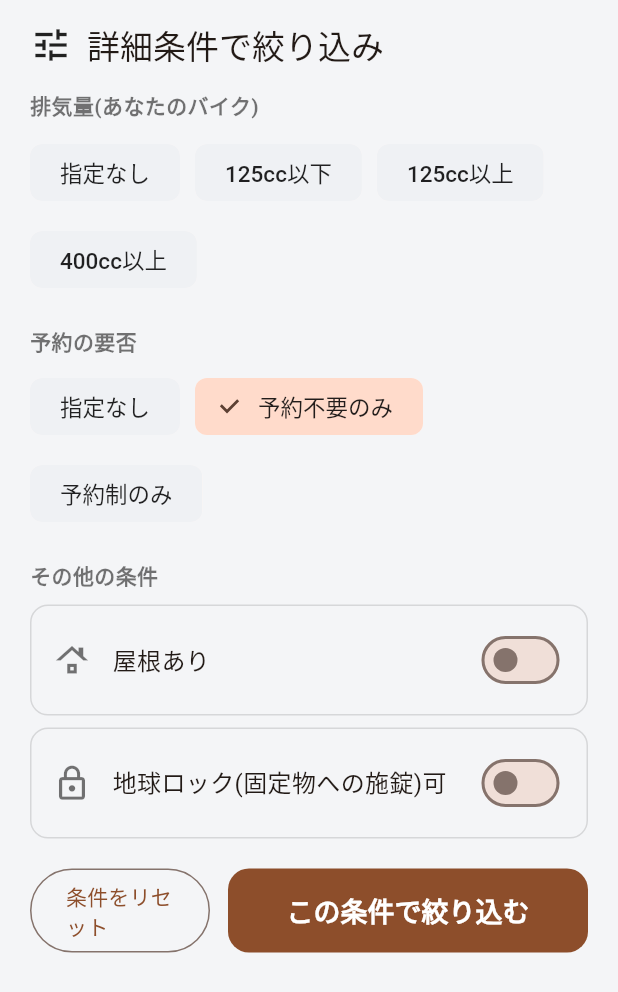
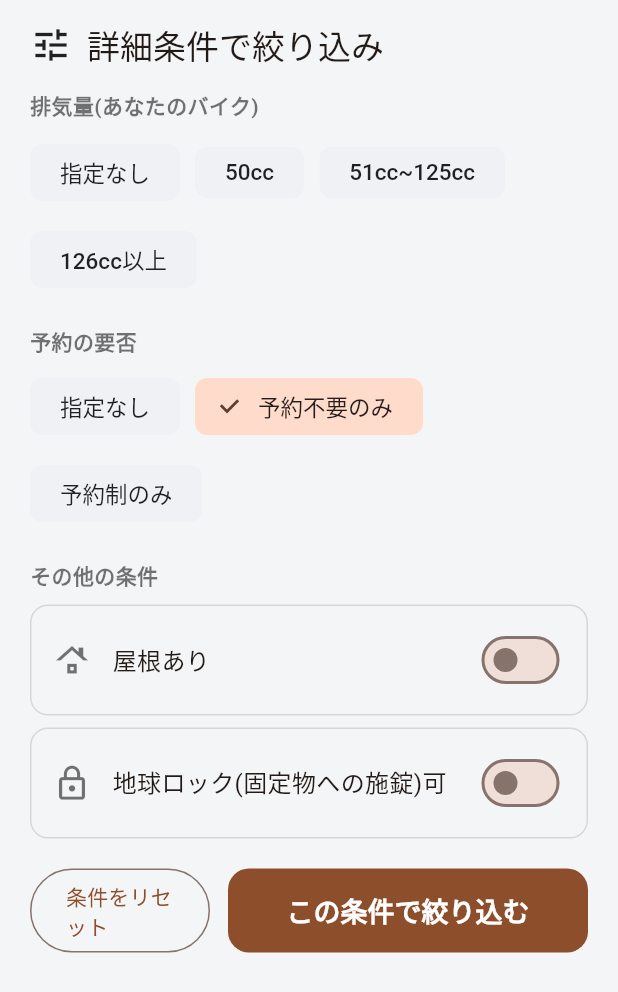
Before and after one commit to NaaOs/moto_park, a Flutter app: the FilterSheet widget shown alone on an empty page, opened directly with empty values, on a phone screen of 412 x 824 dp. Shown: the top 992 px of the screen. Run offline on Flutter 3.47's test engine with Material 3 defaults, Android fonts, the phone set to English and light mode, and no system bars; our stand-ins replace flutter_map, geolocator, google_maps_flutter, latlong2, share_plus, shared_preferences; accounts and stored records are empty; network calls fail.

Commit message:
Add detail banner, JMPSA-style cc filter, block map under filter
- 詳細ページ最下部に assets/banner.png を加工せず表示
- 排気量フィルタをJMPSA準拠の「指定なし/50cc/51cc~125cc/126cc以上」に
  (指定なしは排気量を問わず全件表示)
- 絞り込みシート表示中は IgnorePointer で背後の地図操作・ピン選択を無効化
  (モバイルWebでフィルタ越しに地図が反応する問題の対策)

Co-Authored-By: Claude Opus 4.8 <noreply@anthropic.com>

```diff
--- a/lib/screens/spot_detail_screen.dart
+++ b/lib/screens/spot_detail_screen.dart
@@ -153,6 +153,9 @@ class _SpotDetailScreenState extends State<SpotDetailScreen> {
             icon: const Icon(Icons.flag_outlined),
             label: const Text('情報の誤りを報告する'),
           ),
+          const SizedBox(height: 24),
+          // 最下部のバナー(加工せずそのまま表示)。
+          Center(child: Image.asset('assets/banner.png')),
         ],
       ),
     );
--- a/lib/widgets/filter_sheet.dart
+++ b/lib/widgets/filter_sheet.dart
@@ -33,13 +33,13 @@ class FilterSheet extends StatefulWidget {
 class _FilterSheetState extends State<FilterSheet> {
   late SpotFilter _filter;
 
-  // 排気量フィルタ。value=代表排気量で、その排気量を受け入れる駐輪場のみ表示する。
-  // 制限なしの駐輪場は400ccも受け入れるため「400cc以上」に該当する。
+  // 排気量フィルタ(JMPSAの区分に合わせる)。value=そのクラスの代表排気量で、
+  // その排気量を受け入れる駐輪場のみ表示する。指定なしは全件表示。
   static const _ccOptions = <({String label, int? value})>[
     (label: '指定なし', value: null),
-    (label: '125cc以下', value: 125),
-    (label: '125cc以上', value: 250),
-    (label: '400cc以上', value: 400),
+    (label: '50cc', value: 50),
+    (label: '51cc~125cc', value: 125),
+    (label: '126cc以上', value: 126),
   ];
 
   @override
--- a/pubspec.yaml
+++ b/pubspec.yaml
@@ -104,6 +104,8 @@ flutter:
     - assets/seed_spots.json
     # JMPSAから一括取得した全国の時間貸し駐輪場データ(tool/harvest_jmpsa.dartで生成)
     - assets/jmpsa_spots.json
+    # 駐輪場詳細ページ下部に表示するバナー画像
+    - assets/banner.png
 
   # An image asset can refer to one or more resolution-specific "variants", see
   # https://flutter.dev/to/resolution-aware-images
```
Also changed, not shown: lib/screens/map_screen.dart (+13 -2 lines), assets/banner.png (added).
